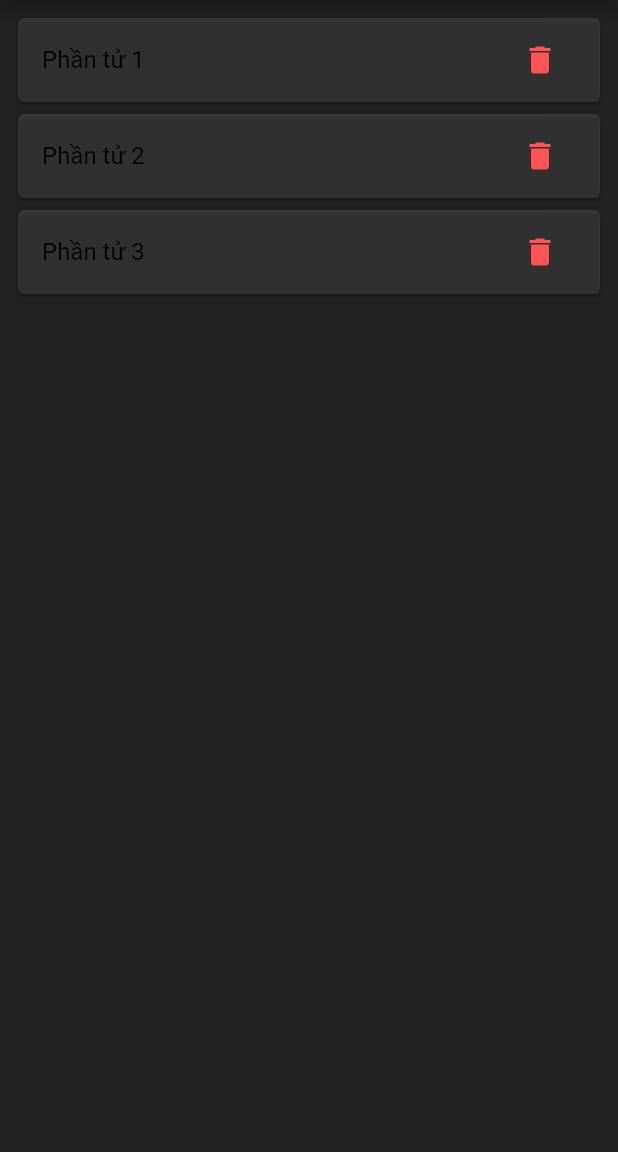
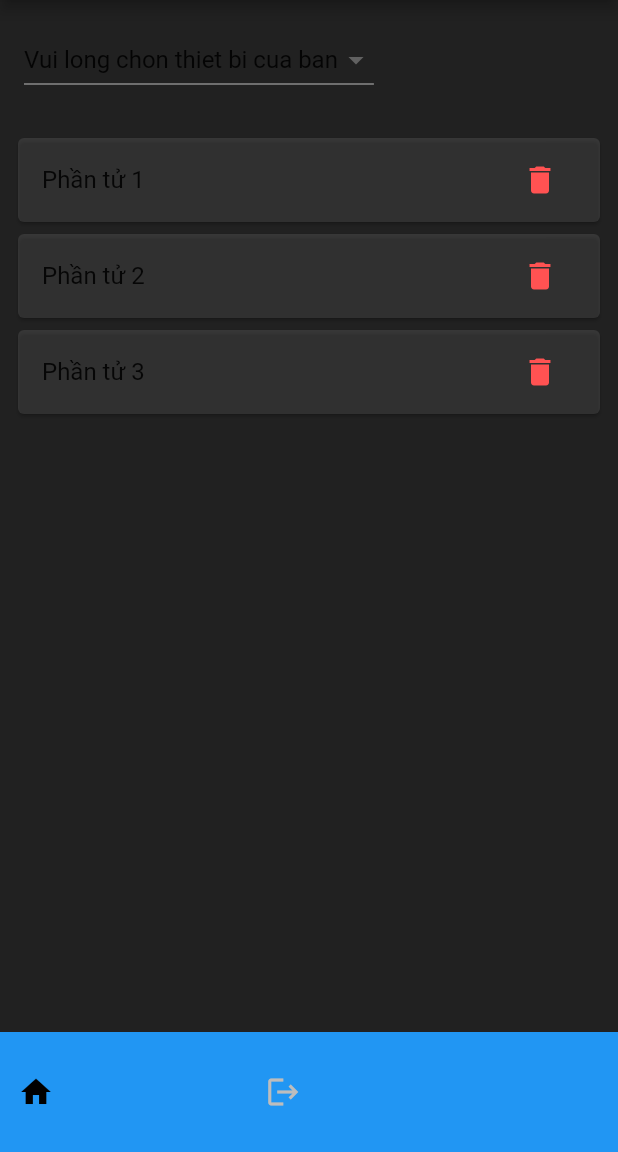
Before and after one commit to dth2k1/log-window, a Flutter app: the screen it shows after launch, on a phone screen of 412 x 824 dp, the part 84-1236 px from its top. Run offline on Flutter 3.47's test engine with Material 2 defaults, Android fonts, the phone set to English and light mode, and no system bars; our stand-ins replace fluro.

Commit message:
add some layout

```diff
--- a/logwindow/lib/main.dart
+++ b/logwindow/lib/main.dart
@@ -5,6 +5,7 @@ import 'package:fluro/fluro.dart';
 // import 'routes.dart';
 import 'package:logwindow/screen/login.dart';
 import 'package:logwindow/screen/otp.dart';
+import 'package:logwindow/screen/todo.dart';
 
 void main() {
   // Routes.configureRoutes();
@@ -32,6 +33,81 @@ class MyApp extends StatelessWidget {
         debugShowCheckedModeBanner: false,
         title: 'To do List',
         onGenerateRoute: router.generator,
-        home: Home());
+        home: BottomNavBarV2());
   }
 }
+
+class BottomNavBarV2 extends StatefulWidget {
+  @override
+  _BottomNavBarV2State createState() => _BottomNavBarV2State();
+}
+
+class _BottomNavBarV2State extends State<BottomNavBarV2> {
+  int currentIndex = 0;
+
+  setBottomBarIndex(index) {
+    setState(() {
+      currentIndex = index;
+    });
+  }
+
+  @override
+  Widget build(BuildContext context) {
+    final Size size = MediaQuery.of(context).size;
+    return Scaffold(
+      body: Stack(
+        children: [
+          if (currentIndex == 0) Home(),
+          Positioned(
+            bottom: 0,
+            left: 0,
+            child: Container(
+              width: size.width,
+              height: 80,
+              child: Stack(
+                children: [
+                  Container(
+                    width: size.width,
+                    height: 80,
+                    color: Colors.blue,
+                    child: Row(
+                      mainAxisAlignment: MainAxisAlignment.spaceBetween,
+                      children: [
+                        IconButton(
+                          icon: Icon(
+                            Icons.home,
+                            color: currentIndex == 0
+                                ? Colors.black
+                                : Colors.grey.shade400,
+                          ),
+                          onPressed: () {
+                            setBottomBarIndex(0);
+                          },
+                          splashColor: Colors.white,
+                        ),
+                        IconButton(
+                            icon: Icon(
+                              Icons.logout,
+                              color: currentIndex == 1
+                                  ? Colors.black
+                                  : Colors.grey.shade400,
+                            ),
+                            onPressed: () {
+                              setBottomBarIndex(1);
+                              print("hello");
+                            }),
+                        Container(
+                          width: size.width * 0.20,
+                        ),
+                      ],
+                    ),
+                  )
+                ],
+              ),
+            ),
+          )
+        ],
+      ),
+    );
+  }
+}
--- a/logwindow/lib/screen/todo.dart
+++ b/logwindow/lib/screen/todo.dart
@@ -12,6 +12,7 @@ class _ToDoScreenState extends State<ToDoScreen> {
   final TextEditingController _textEditingController =
       new TextEditingController();
   final List<String> _itemList = ["Phần tử 1", "Phần tử 2", "Phần tử 3"];
+  String dropdownValue = 'Vui long chon thiet bi cua ban';
   @override
   void initState() {
     super.initState();
@@ -24,6 +25,33 @@ class _ToDoScreenState extends State<ToDoScreen> {
       backgroundColor: Colors.black87,
       body: Column(
         children: <Widget>[
+          Row(
+            children: [
+              Container(
+                alignment: Alignment.centerLeft,
+                padding: EdgeInsets.all(16.0),
+                child: DropdownButton<String>(
+                  value: dropdownValue,
+                  onChanged: (newValue) {
+                    setState(() {
+                      dropdownValue = newValue!;
+                    });
+                  },
+                  items: <String>[
+                    'Vui long chon thiet bi cua ban',
+                    'Option 1',
+                    'Option 2',
+                    'Option 3'
+                  ].map((String value) {
+                    return DropdownMenuItem<String>(
+                      value: value,
+                      child: Text(value),
+                    );
+                  }).toList(),
+                ),
+              ),
+            ],
+          ),
           new Flexible(
               child: ListView.builder(
                   itemCount: _itemList.length,
```
